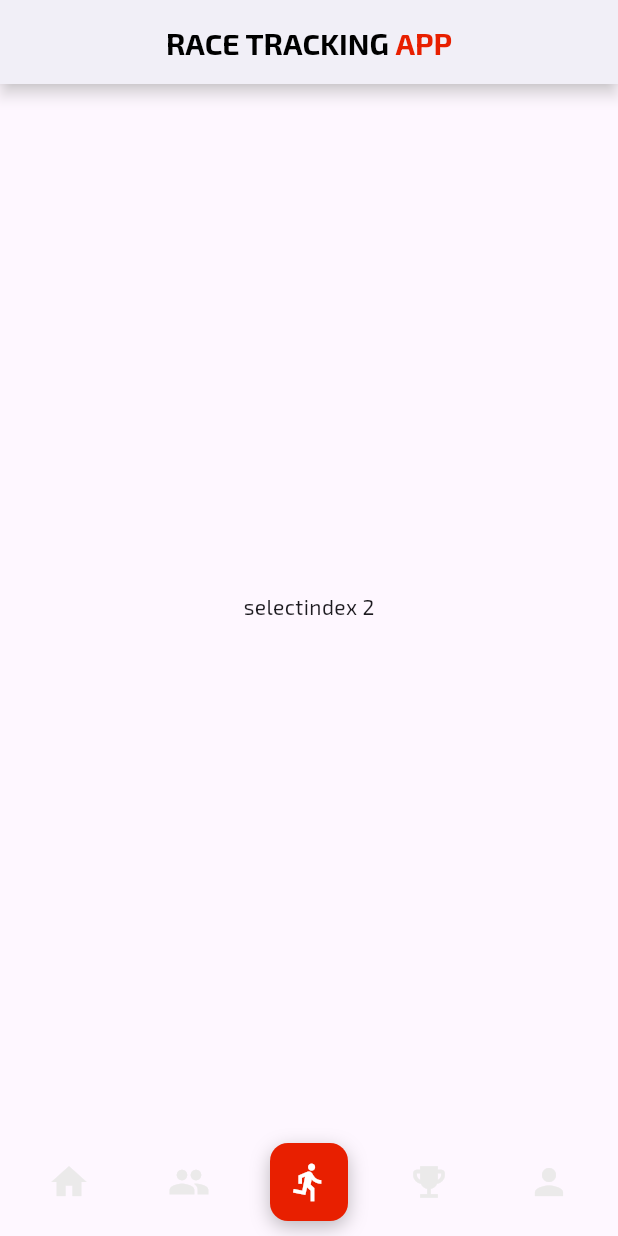
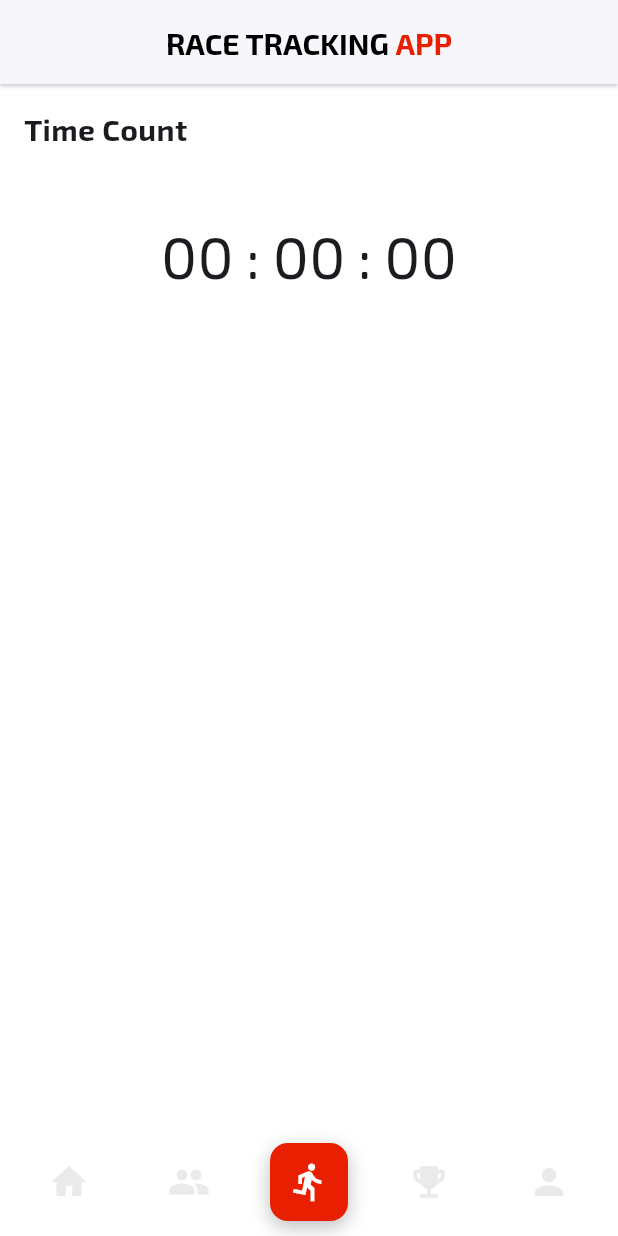
Before and after one commit to chanda-dev/race_tracking_app_g14, a Flutter app: the screen it shows after launch, on a phone screen of 412 x 824 dp. Run offline on Flutter 3.47's test engine with Material 3 defaults, Android fonts, the phone set to English and light mode, and no system bars; project files that could hold a hidden picture were left out.

Commit message:
RTA14-29 finish build Time count widget

```diff
--- /dev/null
+++ b/lib/UI/providers/stop_watch_provider.dart
@@ -0,0 +1,24 @@
+import 'dart:async';
+import 'package:flutter/material.dart';
+
+class StopWatchProvider extends ChangeNotifier {
+  Duration duration = const Duration();
+  Timer? timer;
+  void startTimer() {
+    timer ??= Timer.periodic(const Duration(seconds: 1), (_) {
+      duration += const Duration(seconds: 1);
+      notifyListeners();
+    });
+  }
+
+  void stopTimer() {
+    timer?.cancel();
+    timer = null;
+  }
+
+  void resetTimer() {
+    stopTimer();
+    duration = const Duration();
+    notifyListeners();
+  }
+}
--- a/lib/UI/screens/manager/navbarpage.dart
+++ /dev/null
@@ -1,67 +0,0 @@
-import 'package:flutter/material.dart';
-import 'package:race_tracking_app_g14/UI/theme/theme.dart';
-
-class Navbarpage extends StatelessWidget {
-  final int selectedIndex;
-  final ValueChanged<int> onIconTap;
-
-  const Navbarpage({
-    super.key,
-    required this.selectedIndex,
-    required this.onIconTap,
-  });
-
-  final List<IconData> _icons = const [
-    Icons.home,
-    Icons.group,
-    Icons.directions_run,
-    Icons.emoji_events,
-    Icons.person,
-  ];
-
-  @override
-  Widget build(BuildContext context) {
-    return Padding(
-      padding: const EdgeInsets.symmetric(horizontal: 20, vertical: 10),
-      child: Row(
-        mainAxisAlignment: MainAxisAlignment.spaceBetween,
-        children: List.generate(_icons.length, (index) {
-          final bool isCenter = index == 2;
-          final bool isSelected = index == selectedIndex;
-
-          return GestureDetector(
-            onTap: () => onIconTap(index),
-            child: AnimatedContainer(
-              duration: const Duration(milliseconds: 200),
-              padding: const EdgeInsets.all(12),
-              decoration:
-                  isCenter
-                      ? BoxDecoration(
-                        color: AppColors.primarys,
-                        borderRadius: BorderRadius.circular(12),
-                        boxShadow: const [
-                          BoxShadow(
-                            color: Colors.black26,
-                            blurRadius: 10,
-                            offset: Offset(0, 4),
-                          ),
-                        ],
-                      )
-                      : const BoxDecoration(),
-              child: Icon(
-                _icons[index],
-                size: 28,
-                color:
-                    isCenter
-                        ? AppColors.backgroundColors
-                        : (isSelected
-                            ? AppColors.primarys
-                            : AppColors.thirdColors),
-              ),
-            ),
-          );
-        }),
-      ),
-    );
-  }
-}
--- /dev/null
+++ b/lib/UI/screens/manager/start_race/start_race.dart
@@ -0,0 +1,39 @@
+import 'package:flutter/material.dart';
+import 'package:race_tracking_app_g14/UI/screens/manager/widget/time_count.dart';
+import 'package:race_tracking_app_g14/UI/theme/theme.dart';
+
+class StartRace extends StatelessWidget {
+  const StartRace({super.key});
+
+  @override
+  Widget build(BuildContext context) {
+    return Container(
+      color: AppColors.backGroundColor,
+      child: Padding(
+        padding: EdgeInsets.all(16),
+        child: Container(
+          width: double.infinity,
+          color: AppColors.backGroundColor,
+          child: Column(
+            mainAxisAlignment: MainAxisAlignment.start,
+            crossAxisAlignment: CrossAxisAlignment.start,
+            children: [
+              Text(
+                'Time Count',
+                style: TextStyle(
+                  fontSize: AppTextStyles.heading.fontSize,
+                  fontWeight: AppTextStyles.heading.fontWeight,
+                ),
+              ),
+              SizedBox(height: AppSpacings.xl),
+              TimeCount(
+                fontSize: AppTextStyles.watch.fontSize!,
+                fontWeight: AppTextStyles.watch.fontWeight!,
+              ),
+            ],
+          ),
+        ),
+      ),
+    );
+  }
+}
--- /dev/null
+++ b/lib/UI/screens/manager/widget/navbarpage.dart
@@ -0,0 +1,70 @@
+import 'package:flutter/material.dart';
+import 'package:race_tracking_app_g14/UI/theme/theme.dart';
+
+class Navbarpage extends StatelessWidget {
+  final int selectedIndex;
+  final ValueChanged<int> onIconTap;
+
+  const Navbarpage({
+    super.key,
+    required this.selectedIndex,
+    required this.onIconTap,
+  });
+
+  final List<IconData> _icons = const [
+    Icons.home,
+    Icons.group,
+    Icons.directions_run,
+    Icons.emoji_events,
+    Icons.person,
+  ];
+
+  @override
+  Widget build(BuildContext context) {
+    return Container(
+      color: AppColors.backGroundColor,
+      child: Padding(
+        padding: const EdgeInsets.symmetric(horizontal: 20, vertical: 10),
+        child: Row(
+          mainAxisAlignment: MainAxisAlignment.spaceBetween,
+          children: List.generate(_icons.length, (index) {
+            final bool isCenter = index == 2;
+            final bool isSelected = index == selectedIndex;
+
+            return GestureDetector(
+              onTap: () => onIconTap(index),
+              child: AnimatedContainer(
+                duration: const Duration(milliseconds: 200),
+                padding: const EdgeInsets.all(12),
+                decoration:
+                    isCenter
+                        ? BoxDecoration(
+                          color: AppColors.primarys,
+                          borderRadius: BorderRadius.circular(12),
+                          boxShadow: const [
+                            BoxShadow(
+                              color: Colors.black26,
+                              blurRadius: 10,
+                              offset: Offset(0, 4),
+                            ),
+                          ],
+                        )
+                        : const BoxDecoration(),
+                child: Icon(
+                  _icons[index],
+                  size: 28,
+                  color:
+                      isCenter
+                          ? AppColors.backgroundColors
+                          : (isSelected
+                              ? AppColors.primarys
+                              : AppColors.thirdColors),
+                ),
+              ),
+            );
+          }),
+        ),
+      ),
+    );
+  }
+}
--- a/lib/UI/screens/manager/widget/participants_body.dart
+++ b/lib/UI/screens/manager/widget/participants_body.dart
@@ -7,7 +7,9 @@ class ParticipantsBody extends StatelessWidget {
 
   @override
   Widget build(BuildContext context) {
-    return Column(
+    return Container(
+      color: AppColors.backGroundColor,
+      child: Column(
         crossAxisAlignment: CrossAxisAlignment.start,
         children: [
           // Segments Cover Box
@@ -23,7 +25,10 @@ class ParticipantsBody extends StatelessWidget {
               child: Center(
                 child: Text(
                   'Segments Cover',
-                style: TextStyle(fontSize: 18, color: AppColors.secondaryColor),
+                  style: TextStyle(
+                    fontSize: 18,
+                    color: AppColors.secondaryColor,
+                  ),
                 ),
               ),
             ),
@@ -32,6 +37,7 @@ class ParticipantsBody extends StatelessWidget {
           // Table of participants
           Expanded(child: PartTable()),
         ],
+      ),
     );
   }
 }
--- /dev/null
+++ b/lib/UI/screens/manager/widget/time_count.dart
@@ -0,0 +1,84 @@
+import 'dart:async';
+
+import 'package:flutter/material.dart';
+import 'package:provider/provider.dart';
+import 'package:race_tracking_app_g14/UI/providers/stop_watch_provider.dart';
+import 'package:race_tracking_app_g14/UI/theme/theme.dart';
+
+class TimeCount extends StatelessWidget {
+  final double fontSize;
+  final FontWeight fontWeight;
+  const TimeCount({
+    super.key,
+    required this.fontSize,
+    required this.fontWeight,
+  });
+
+  @override
+  Widget build(BuildContext context) {
+    final stopWatchProvider = Provider.of<StopWatchProvider>(context);
+    String twoDigits(int n) => n.toString().padLeft(2, '0');
+    final hours = twoDigits(stopWatchProvider.duration.inHours);
+    final minutes = twoDigits(
+      stopWatchProvider.duration.inMinutes.remainder(60),
+    );
+    final seconds = twoDigits(
+      stopWatchProvider.duration.inSeconds.remainder(60),
+    );
+    return Center(
+      child: Column(
+        children: [
+          Row(
+            mainAxisAlignment: MainAxisAlignment.center,
+            children: [
+              buildTimeCard(
+                time: hours,
+                fontSize: fontSize,
+                fontWeight: fontWeight,
+              ),
+              Text(
+                ':',
+                style: TextStyle(fontSize: fontSize, fontWeight: fontWeight),
+              ),
+              buildTimeCard(
+                time: minutes,
+                fontSize: fontSize,
+                fontWeight: fontWeight,
+              ),
+              Text(
+                ':',
+                style: TextStyle(fontSize: fontSize, fontWeight: fontWeight),
+              ),
+              buildTimeCard(
+                time: seconds,
+                fontSize: fontSize,
+                fontWeight: fontWeight,
+              ),
+            ],
+          ),
+        ],
+      ),
+    );
+  }
+
+  Widget buildTimeCard({
+    required String time,
+    required double fontSize,
+    required FontWeight fontWeight,
+  }) => Column(
+    mainAxisAlignment: MainAxisAlignment.center,
+    children: [
+      Container(
+        padding: EdgeInsets.all(8),
+        decoration: BoxDecoration(
+          color: AppColors.white,
+          borderRadius: BorderRadius.circular(20),
+        ),
+        child: Text(
+          time,
+          style: TextStyle(fontWeight: fontWeight, fontSize: fontSize),
+        ),
+      ),
+    ],
+  );
+}
--- a/lib/UI/theme/theme.dart
+++ b/lib/UI/theme/theme.dart
@@ -42,6 +42,8 @@ class AppTextStyles {
 
   static TextStyle label = TextStyle(fontSize: 13, fontWeight: FontWeight.w400);
 
+  static TextStyle watch = TextStyle(fontSize: 40, fontWeight: FontWeight.w400);
+
   static TextStyle button = TextStyle(
     fontSize: 14,
     fontWeight: FontWeight.w500,
--- a/lib/main.dart
+++ b/lib/main.dart
@@ -1,20 +1,25 @@
 import 'package:flutter/material.dart';
 import 'package:provider/provider.dart';
 import 'package:race_tracking_app_g14/UI/providers/participant_provider.dart';
-import 'package:race_tracking_app_g14/UI/screens/manager/homepage.dart';
-import 'package:race_tracking_app_g14/UI/screens/manager/navbarpage.dart';
-import 'package:race_tracking_app_g14/UI/screens/manager/widget/participants_body.dart';
+import 'package:race_tracking_app_g14/UI/providers/stop_watch_provider.dart';
+import 'package:race_tracking_app_g14/UI/screens/manager/homePage/homepage.dart';
+import 'package:race_tracking_app_g14/UI/screens/manager/start_race/start_race.dart';
+import 'package:race_tracking_app_g14/UI/screens/manager/widget/navbarpage.dart';
 import 'package:race_tracking_app_g14/UI/theme/theme.dart';
 import 'package:race_tracking_app_g14/data/repository/firebase_participant_repository.dart';
 import 'package:race_tracking_app_g14/data/repository/participant_repostory.dart';
-import 'package:race_tracking_app_g14/utils/animations_util.dart';
 
 void main() {
   final ParticipantRepostory participantRepostory =
       FirebaseParticipantRepository();
   runApp(
-    ChangeNotifierProvider(
-      create: (context) => ParticipantProvider(participantRepostory),
+    MultiProvider(
+      providers: [
+        ChangeNotifierProvider(
+          create: (context) => ParticipantProvider(participantRepostory),
+        ),
+        ChangeNotifierProvider(create: (contex) => StopWatchProvider()),
+      ],
       child: MyApp(),
     ),
   );
@@ -63,7 +68,7 @@ class _HomeScreenState extends State<HomeScreen> {
     return Scaffold(
       appBar: AppBar(
         backgroundColor: AppColors.backGroundColor,
-        elevation: 4.0,
+        elevation: 1.0,
         shadowColor: AppColors.thirdColor,
         title: Center(
           child: Row(
@@ -94,7 +99,7 @@ class _HomeScreenState extends State<HomeScreen> {
           if (selectedIndex == 0) {
             return Homepage();
           }
-          return Center(child: Text('selectindex $selectedIndex'));
+          return Center(child: StartRace());
         },
       ),
       bottomNavigationBar: Navbarpage(
--- a/pubspec.yaml
+++ b/pubspec.yaml
@@ -37,6 +37,8 @@ dependencies:
   intl: ^0.20.2
   http: ^1.3.0
   provider: ^6.1.4
+  flutter_timer_countdown: ^1.0.7
+  stop_watch_timer: ^3.2.2
 
 dev_dependencies:
   flutter_test:
```
Also changed, not shown: lib/UI/screens/manager/homePage/homepage.dart (renamed from lib/UI/screens/manager/homepage.dart), pubspec.lock. Lines whose indentation alone changed are shown as unchanged.
